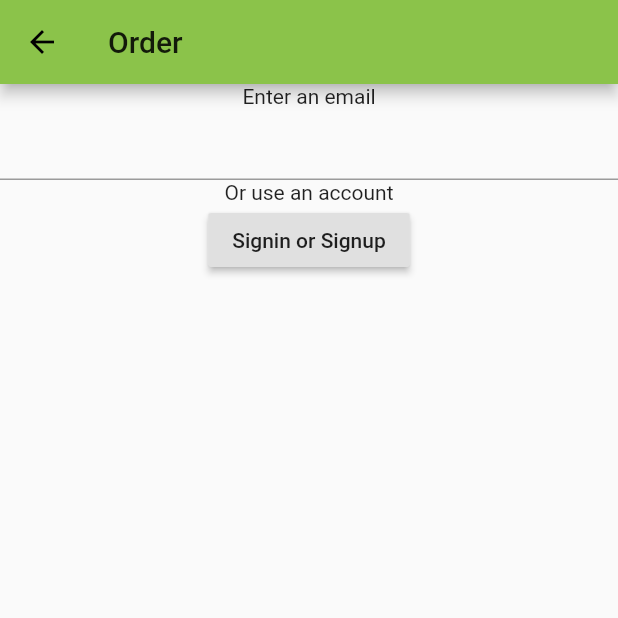
After one commit to GrandSchtroumpf/veggie-market-flutter, a Flutter app: the OrderPage screen opened directly, on a phone screen of 412 x 824 dp, the top half of it. The commit adds this screen. Run offline on Flutter 3.47's test engine with Material 2 defaults, Android fonts, the phone set to English and light mode, and no system bars; our stand-ins replace badges, cloud_firestore, firebase_auth, firebase_core, firebase_storage, flutter_svg and 2 more; accounts and stored records are empty; network calls fail.

Commit message:
add order service

```diff
--- a/lib/auth/login.dart
+++ b/lib/auth/login.dart
@@ -90,7 +90,7 @@ class Login extends StatelessWidget {
                       email: _form.email,
                       password: _form.password,
                     );
-                    Navigator.pop(context);
+                    Navigator.pop(context, _form.email);
                   },
                 ),
               ]),
@@ -110,7 +110,7 @@ class Login extends StatelessWidget {
                         email: _form.email,
                         password: _form.password,
                       );
-                      Navigator.pop(context);
+                      Navigator.pop(context, _form.email);
                     }
                   },
                 ),
--- a/lib/market/bucket.dart
+++ b/lib/market/bucket.dart
@@ -1,6 +1,7 @@
 import 'package:flutter/material.dart';
 import 'package:flutter_svg/flutter_svg.dart';
 import '../product/model.dart';
+import '../order/model.dart';
 import '../service.dart';
 import './item.dart';
 
@@ -9,9 +10,10 @@ class MarketBucket extends StatelessWidget {
   @override
   Widget build(BuildContext context) {
     final bucket = ServiceProvider.of(context).bucket;
-    final product = ServiceProvider.of(context).product;
+    final productService = ServiceProvider.of(context).product;
+    final orderService = ServiceProvider.of(context).order;
     return FutureBuilder<List<Product>>(
-      future: product.getMany(bucket.items.keys.toList()),
+      future: productService.getMany(bucket.items.keys.toList()),
       builder: (context, snapshot) {
         if (!snapshot.hasData) {
           return Center(child: CircularProgressIndicator());
@@ -59,12 +61,19 @@ class MarketBucket extends StatelessWidget {
           floatingActionButton: FloatingActionButton.extended(
             label: Text('Send order'),
             icon: Icon(Icons.send),
-            onPressed: () {
-              final snackBar = SnackBar(
-                content: Text('Order will be processed in next version 😉'),
-                duration: Duration(seconds: 3),
-              );
-              _key.currentState.showSnackBar(snackBar);
+            onPressed: () async {
+              Order order = await bucket.createOrder(context);
+              if (order != null) {
+                await orderService.create(order);
+                bucket.clear();
+                Navigator.pop(context);
+              } else {
+                final snackBar = SnackBar(
+                  content: Text('Could not send order.'),
+                  duration: Duration(seconds: 3),
+                );
+                _key.currentState.showSnackBar(snackBar);
+              }
             },
           ),
           floatingActionButtonLocation:
--- /dev/null
+++ b/lib/market/order.dart
@@ -0,0 +1,32 @@
+import 'package:flutter/material.dart';
+import '../auth/login.dart';
+
+class OrderPage extends StatelessWidget {
+  @override
+  Widget build(BuildContext context) {
+    return Scaffold(
+      appBar: AppBar(title: Text('Order')),
+      body: Column(
+        children: [
+          Text('Enter an email'),
+          TextFormField(
+            initialValue: '',
+          ),
+          Text('Or use an account'),
+          RaisedButton(
+            onPressed: () async {
+              String email = await showDialog(
+                context: context,
+                builder: (context) => Login(),
+              );
+              if (email != null) {
+                Navigator.pop(context, email);
+              }
+            },
+            child: Text('Signin or Signup'),
+          )
+        ],
+      ),
+    );
+  }
+}
--- a/lib/order/bucket.dart
+++ b/lib/order/bucket.dart
@@ -1,5 +1,8 @@
 import 'dart:async';
 
+import 'package:firebase_auth/firebase_auth.dart';
+import 'package:flutter/material.dart';
+import '../market/order.dart';
 import '../product/model.dart';
 import './model.dart';
 
@@ -32,13 +35,29 @@ class Bucket {
     }
   }
 
-  createOrder(String name) {
+  clear() {
+    items.forEach((key, value) => items[key] = null);
+    _ctrl.add(items);
+  }
+
+  createOrder(BuildContext context) async {
+    String email;
+    FirebaseUser user = await FirebaseAuth.instance.currentUser();
+    if (user != null) {
+      email = user.email;
+    } else {
+      email = await showDialog(
+        context: context,
+        builder: (context) => OrderPage(),
+      );
+    }
+    if (email == null) {}
     final List<OrderItem> orderItems = [];
     items.forEach((key, value) {
       if (value != 0) {
         orderItems.add(OrderItem(key, value));
       }
     });
-    return Order(name, orderItems);
+    return Order(email: email, items: orderItems);
   }
 }
--- a/lib/order/model.dart
+++ b/lib/order/model.dart
@@ -1,8 +1,21 @@
+import 'package:cloud_firestore/cloud_firestore.dart';
+
+import '../service.dart';
+
 class Order {
-  final DateTime time = DateTime.now();
-  final List<OrderItem> items;
-  final String buyer;
-  Order(this.buyer, this.items);
+  final String id;
+  final DocumentReference ref;
+  DateTime time = DateTime.now();
+  List<OrderItem> items;
+  String email;
+
+  Order({
+    this.id,
+    this.ref,
+    this.items,
+    this.time,
+    this.email,
+  });
 }
 
 class OrderItem {
@@ -11,3 +24,26 @@ class OrderItem {
 
   OrderItem(this.productId, this.amount);
 }
+
+class OrderConverter extends Converter<Order> {
+  @override
+  Order fromFirestore(DocumentSnapshot snapshot) {
+    final data = snapshot.data();
+    return Order(
+      ref: snapshot.reference,
+      id: snapshot.id,
+      items: data['items'],
+      time: data['time'],
+      email: data['email'],
+    );
+  }
+
+  @override
+  Map<String, dynamic> toFirestore(Order data) {
+    return {
+      'email': data.email,
+      'time': data.time,
+      'items': data.items,
+    };
+  }
+}
--- a/lib/service.dart
+++ b/lib/service.dart
@@ -4,6 +4,7 @@ import 'package:path/path.dart';
 import 'package:cloud_firestore/cloud_firestore.dart';
 import 'package:firebase_storage/firebase_storage.dart';
 import 'package:flutter/material.dart';
+import './order/model.dart';
 import './order/bucket.dart';
 import './product/model.dart';
 
@@ -70,6 +71,7 @@ class Service<T> {
 /// Create the service only on demand
 class ServiceProvider extends InheritedWidget {
   final product = Service<Product>('products', ProductConverter());
+  final order = Service<Order>('orders', OrderConverter());
   final bucket = Bucket();
   final Map<String, Service> services = {};
 
```
